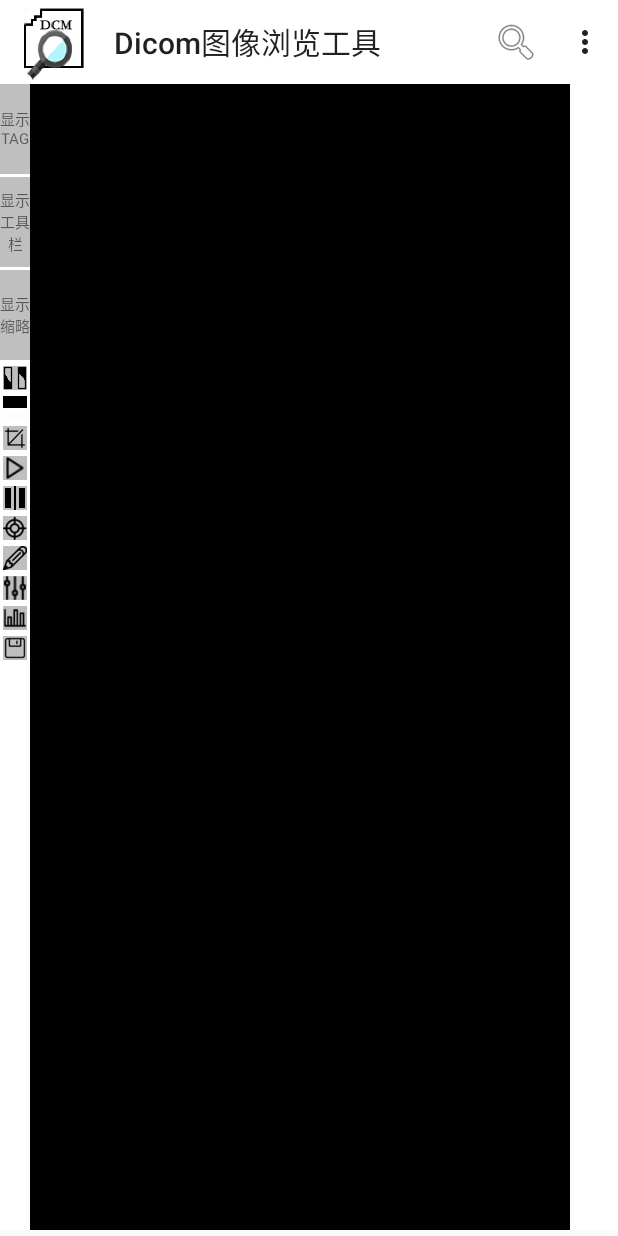
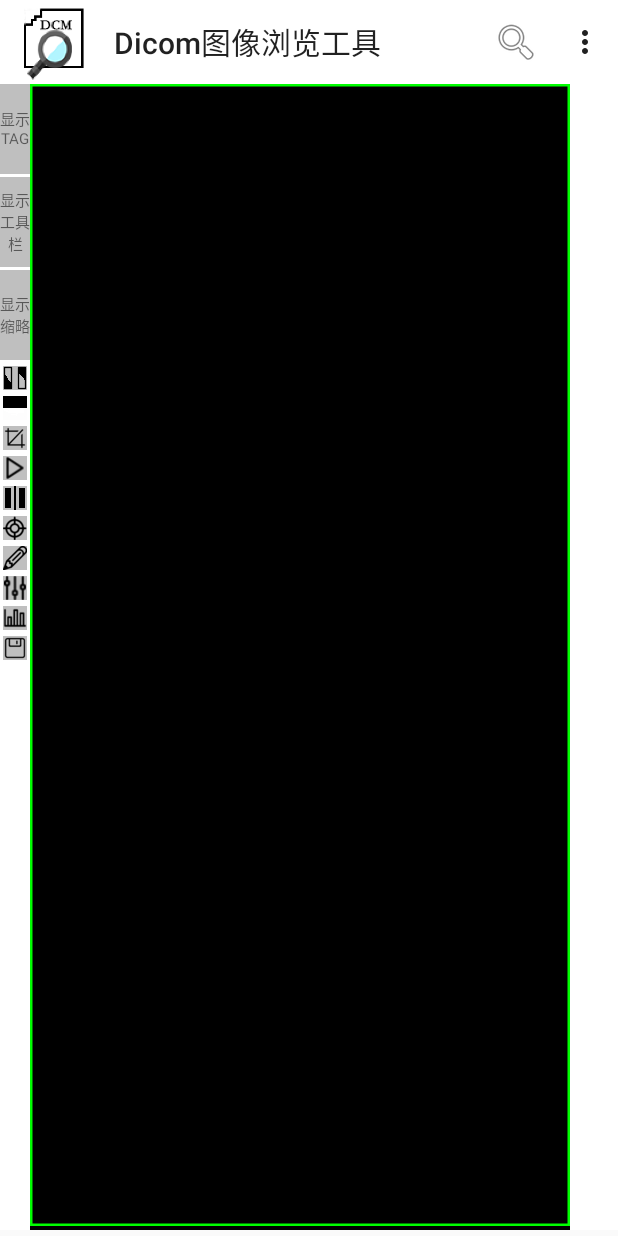
Before and after one commit to hustfengtao/DicomViewer, an Android app: the screen it shows after launch (DicomViewerActivity), on a phone screen of 412 x 824 dp. Run offline under Robolectric (Android 15) with nearby library versions, the phone set to English and light mode, and no system bars; libraries missing offline, so code that uses them is left out: com.h6ah4i.android, uk.co.senab; plain views replace PhotoView, VerticalSeekBar, VerticalSeekBarWrapper; 3 statements that could not run were skipped.

Commit message:
fix some bugs

```diff
--- a/app/src/main/java/com/taofe/dicomviewer/DicomMPRActivity.java
+++ b/app/src/main/java/com/taofe/dicomviewer/DicomMPRActivity.java
@@ -28,15 +28,11 @@ public class DicomMPRActivity extends AppCompatActivity {
     private boolean windowSaveMode = false;
 
     private SeriesList seriesList = null;
-    private int windowWidth = 4096;
-    private int windowCenter = 2048;
     private ArrayList<Raster> rasterList = new ArrayList<Raster>();
     private SeekBar[] seekBar = new SeekBar[3];
     private ProgressBar loadProgress;
     private Raster[] raster = new Raster[3];
     private FolderPhotoView[] photo = new FolderPhotoView[3];
-    private int posX;
-    private int posY;
     private DicomImageReader reader = new DicomImageReader();
     private View viewCtrlPanel;
     private View viewAdjustWindow;
--- a/app/src/main/java/com/taofe/dicomviewer/FolderLinearLayout.java
+++ b/app/src/main/java/com/taofe/dicomviewer/FolderLinearLayout.java
@@ -38,7 +38,7 @@ public class FolderLinearLayout extends LinearLayout {
                 , defStyle, 0);
         isExpand = array.getBoolean(R.styleable.FolderLinearLayout_expend, true);
         animationDuration = array.getInt(R.styleable.FolderLinearLayout_animationduration, 500);
-
+        setWillNotDraw(false);
         initView();
     }
 
@@ -64,6 +64,7 @@ public class FolderLinearLayout extends LinearLayout {
 
     @Override
     protected void onDraw(Canvas canvas) {
+        super.onDraw(canvas);
         mPaint.setAlpha(255);
         mPaint.setColor(Color.BLACK);
         mPaint.setStyle(Paint.Style.FILL);
@@ -74,7 +75,6 @@ public class FolderLinearLayout extends LinearLayout {
             mPaint.setStrokeWidth(5);
             canvas.drawRect(0, 0, this.getWidth(), this.getHeight(), mPaint);
         }
-        super.onDraw(canvas);
     }
 
     protected void drawBorder(boolean draw){
--- a/app/src/main/res/layout/activity_mpr.xml
+++ b/app/src/main/res/layout/activity_mpr.xml
@@ -36,6 +36,7 @@
                 android:layout_width="match_parent"
                 android:layout_height="match_parent"
                 android:layout_centerInParent="true"
+                android:divider="@drawable/divider_black"
                 app:expend="true">
                 <include layout="@layout/mpr_image"/>
             </com.taofe.dicomviewer.FolderPhotoView>
@@ -60,6 +61,7 @@
                 android:layout_width="match_parent"
                 android:layout_height="match_parent"
                 android:layout_centerInParent="true"
+                android:divider="@drawable/divider_black"
                 app:expend="true">
                 <include layout="@layout/mpr_image"/>
             </com.taofe.dicomviewer.FolderPhotoView>
@@ -90,6 +92,7 @@
                 android:layout_width="match_parent"
                 android:layout_height="match_parent"
                 android:layout_centerInParent="true"
+                android:divider="@drawable/divider_black"
                 app:expend="true">
                 <include layout="@layout/mpr_image"/>
             </com.taofe.dicomviewer.FolderPhotoView>
--- a/app/src/main/res/layout/dicomviewer_image.xml
+++ b/app/src/main/res/layout/dicomviewer_image.xml
@@ -9,9 +9,7 @@
         android:layout_width="match_parent"
         android:layout_height="match_parent"
         android:layout_centerInParent="true"
-        android:layout_margin="1dp"
-        app:enabledrag="false"
-        app:enablezoom="true">
+        android:layout_margin="1dp">
     </uk.co.senab.photoview.PhotoView>
     <com.taofe.dicomviewer.CanvasView
         android:id="@+id/dicomviewer_canvas"
```
Also changed, not shown: app/src/main/res/layout/mpr_image.xml (+11 -7 lines), 1 other file.
